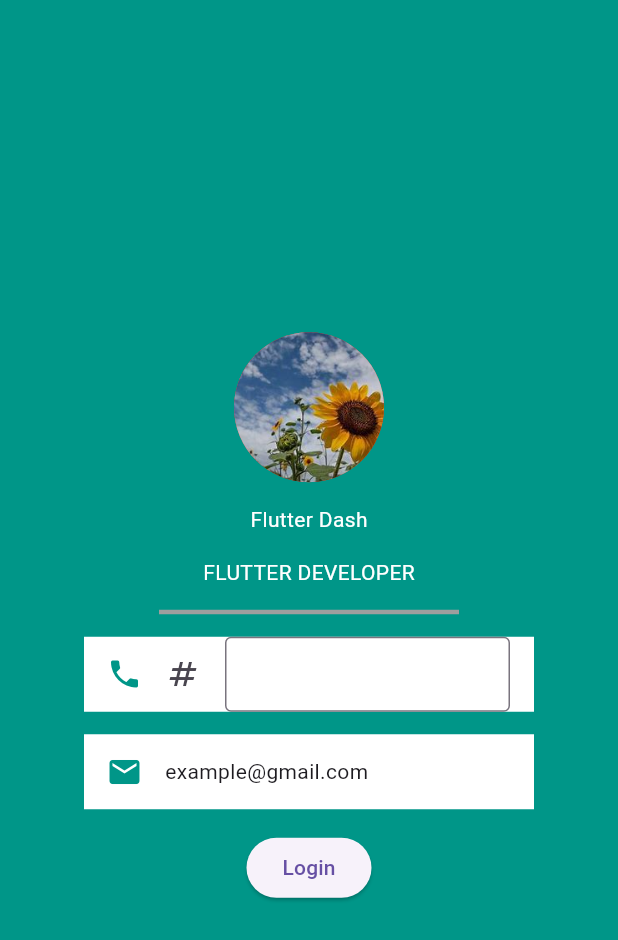
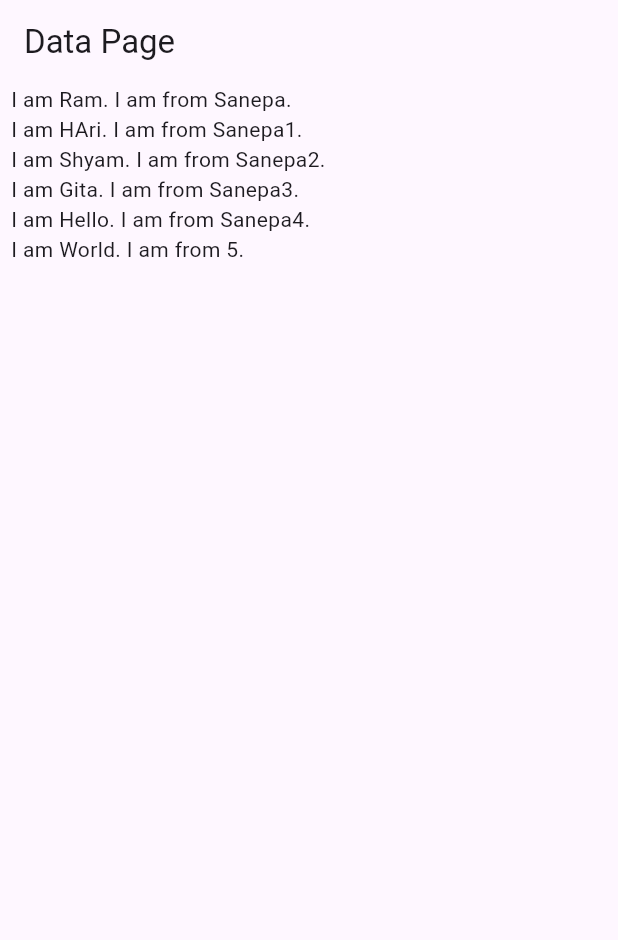
Before and after one commit to sthakrishnakumar/elective1-IT-7th-sem, a Flutter app: the screen it shows after launch, on a phone screen of 412 x 824 dp. Shown: the top 940 px of the screen. Run offline on Flutter 3.47's test engine with Material 3 defaults, Android fonts, the phone set to English and light mode, and no system bars.

Commit message:
Poush-22 : formfield completed, listview
map data fetched

```diff
--- /dev/null
+++ b/lib/data_page.dart
@@ -0,0 +1,50 @@
+import 'package:flutter/material.dart';
+
+class DataPage extends StatefulWidget {
+  const DataPage({super.key});
+
+  @override
+  State<DataPage> createState() => _DataPageState();
+}
+
+class _DataPageState extends State<DataPage> {
+  List<String> nameList = ["Ram", "Hari", "Shyam", "Gita", "Hello", "World"];
+  var data = [
+    {"name": "Ram", "address": "Sanepa"},
+    {"name": "HAri", "address": "Sanepa1"},
+    {"name": "Shyam", "address": "Sanepa2"},
+    {"name": "Gita", "address": "Sanepa3"},
+    {"name": "Hello", "address": "Sanepa4"},
+    {"name": "World", "address": 5},
+  ];
+  @override
+  Widget build(BuildContext context) {
+    return Scaffold(
+        appBar: AppBar(
+          title: const Text("Data Page"),
+        ),
+        body: ListView.builder(
+          itemCount: data.length,
+          itemBuilder: (context, index) {
+            return Text(
+                "  I am ${data[index]["name"]}. I am from ${data[index]["address"]}.");
+          },
+        )
+
+        // ListView(
+        //   children: [
+        //     ...nameList.map((e) => Text(e)),
+        //     ...nameList.map((e) => Text(e)),
+        //     ...nameList.map((e) => Text(e)),
+        //     ...nameList.map((e) => Text(e)),
+        //     ...nameList.map((e) => Text(e)),
+        //     ...nameList.map((e) => Text(e)),
+        //     ...nameList.map((e) => Text(e)),
+        //     ...nameList.map((e) => Text(e)),
+        //     ...nameList.map((e) => Text(e)),
+        //     ...nameList.map((e) => Text(e)),
+        //   ],
+        // ),
+        );
+  }
+}
--- a/lib/main.dart
+++ b/lib/main.dart
@@ -1,11 +1,12 @@
 import 'package:flutter/material.dart';
 
+import 'data_page.dart';
 import 'home_page.dart';
 import 'task1.dart';
 import 'task2.dart';
 
 main() {
-  runApp(MaterialApp(
-    home: Task2Page(),
+  runApp(const MaterialApp(
+    home: DataPage(),
   ));
 }
```
Also changed, not shown: lib/task2.dart (+48 -2 lines).
